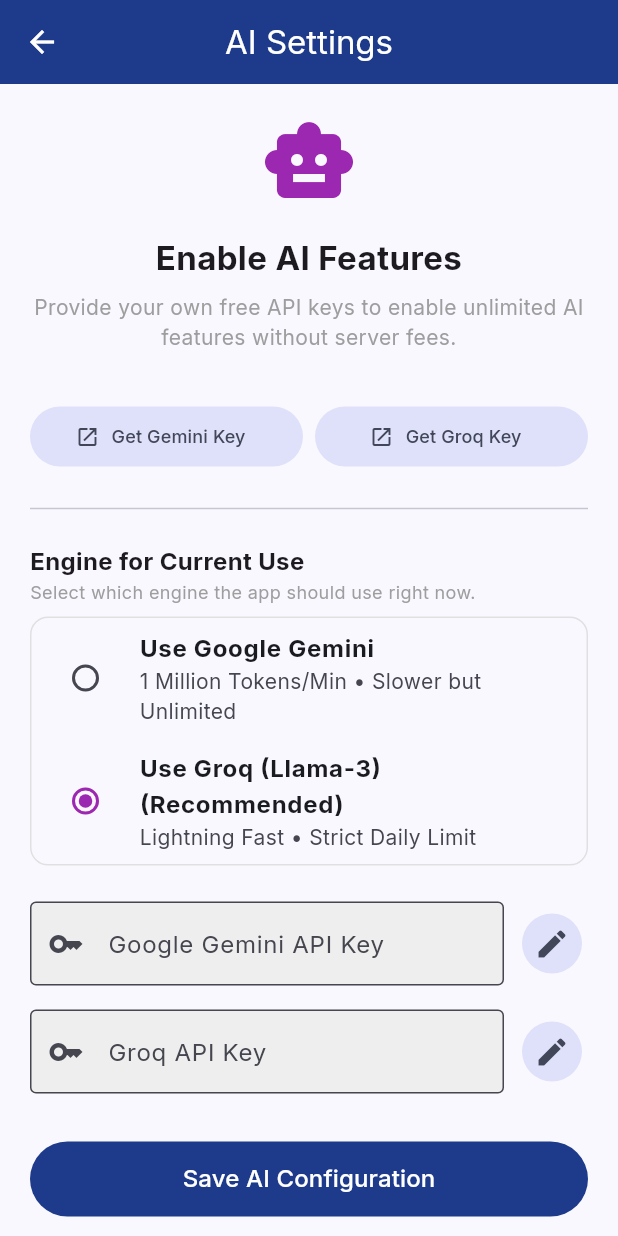
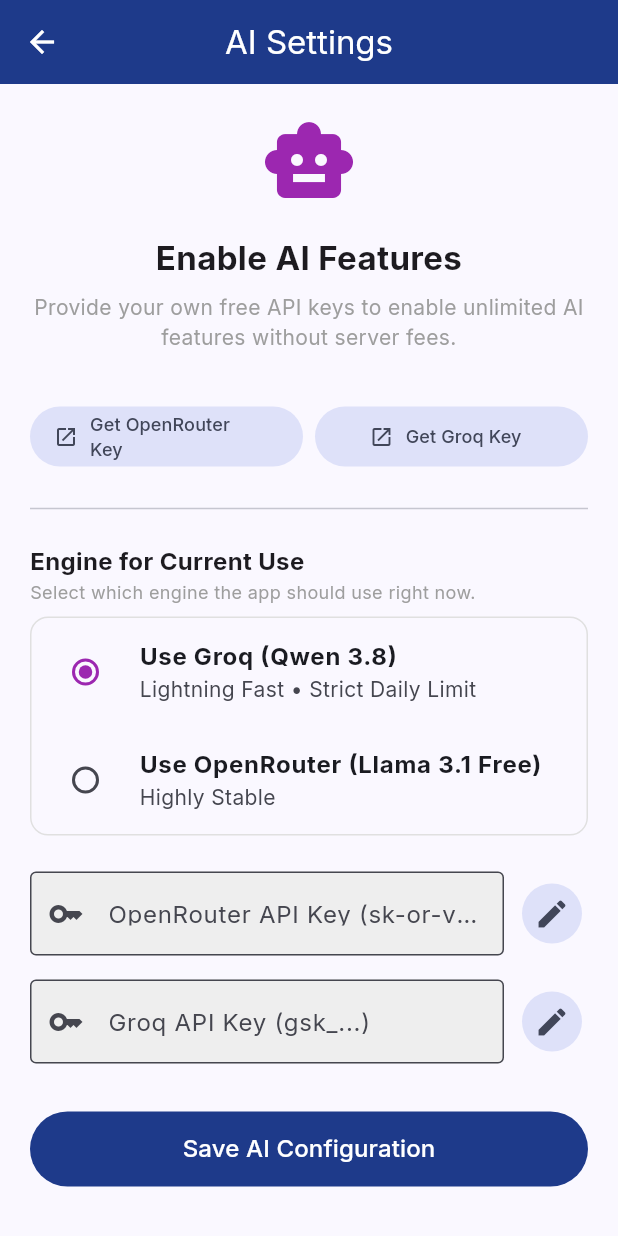
Before and after one commit to DebanjanSarkar/govt_exam_tracker_app_releases, a Flutter app: the SettingsScreen screen opened directly, on a phone screen of 412 x 824 dp. Run offline on Flutter 3.47's test engine with Material 3 defaults, Android fonts, the phone set to English and light mode, and no system bars; our stand-ins replace file_picker, flutter_local_notifications, flutter_riverpod, google_fonts, google_sign_in, package_info_plus and 3 more; missing offline and left inert: googleapis, syncfusion_flutter_pdf; accounts and stored records are empty; network calls fail.

```diff
--- a/govt_exam_tracker_app/lib/core/constants/app_constants.dart
+++ b/govt_exam_tracker_app/lib/core/constants/app_constants.dart
@@ -6,7 +6,8 @@
   static const String prefsGroqApiKey = 'user_groq_api_key';
   static const String prefsActiveAiProvider = 'active_ai_provider';
 
-  // THE PROVEN, WORKING MODELS (No more 404 errors)
+  // THE PROVEN, WORKING MODELS
   static const String groqModel = 'qwen/qwen3.8-27b';
-  static const String geminiModel = 'gemini-flash-latest';
+  // NEW: OpenRouter Free Llama 3.1 Endpoint
+  static const String openRouterModel = 'meta-llama/llama-3.1-8b-instruct:free';
 }
--- a/govt_exam_tracker_app/lib/ui/screens/settings_screen.dart
+++ b/govt_exam_tracker_app/lib/ui/screens/settings_screen.dart
@@ -12,10 +12,10 @@
 }
 
 class _SettingsScreenState extends ConsumerState<SettingsScreen> {
-  final TextEditingController _geminiCtrl = TextEditingController();
+  final TextEditingController _openRouterCtrl = TextEditingController();
   final TextEditingController _groqCtrl = TextEditingController();
 
-  bool _isGeminiLocked = true;
+  bool _isOpenRouterLocked = true;
   bool _isGroqLocked = true;
   String _activeProvider = 'groq';
 
@@ -23,19 +23,19 @@
   void initState() {
     super.initState();
     final prefs = ref.read(sharedPreferencesProvider);
-    _geminiCtrl.text = prefs.getString(AppConstants.prefsGeminiApiKey) ?? '';
+    _openRouterCtrl.text = prefs.getString(AppConstants.prefsGeminiApiKey) ?? '';
     _groqCtrl.text = prefs.getString(AppConstants.prefsGroqApiKey) ?? '';
     _activeProvider = prefs.getString(AppConstants.prefsActiveAiProvider) ?? 'groq';
   }
 
   Future<void> _saveSettings() async {
     final prefs = ref.read(sharedPreferencesProvider);
-    await prefs.setString(AppConstants.prefsGeminiApiKey, _geminiCtrl.text.trim());
+    await prefs.setString(AppConstants.prefsGeminiApiKey, _openRouterCtrl.text.trim());
     await prefs.setString(AppConstants.prefsGroqApiKey, _groqCtrl.text.trim());
     await prefs.setString(AppConstants.prefsActiveAiProvider, _activeProvider);
 
     setState(() {
-      _isGeminiLocked = true;
+      _isOpenRouterLocked = true;
       _isGroqLocked = true;
     });
 
@@ -63,7 +63,7 @@
           child: TextFormField(
             controller: controller,
             readOnly: isLocked,
-            obscureText: isLocked, // Shows dots when locked
+            obscureText: isLocked,
             decoration: InputDecoration(
               labelText: label,
               border: const OutlineInputBorder(),
@@ -75,11 +75,7 @@
         ),
         const SizedBox(width: 8),
         if (isLocked)
-          IconButton.filledTonal(
-            onPressed: onUnlock,
-            icon: const Icon(Icons.edit),
-            tooltip: 'Edit Key',
-          )
+          IconButton.filledTonal(onPressed: onUnlock, icon: const Icon(Icons.edit), tooltip: 'Edit Key')
       ],
     );
   }
@@ -102,9 +98,10 @@
             children: [
               Expanded(
                 child: FilledButton.tonalIcon(
-                  onPressed: () => launchUrl(Uri.parse('https://aistudio.google.com/app/apikey'), mode: LaunchMode.externalApplication),
+                  // NEW: Links to OpenRouter
+                  onPressed: () => launchUrl(Uri.parse('https://openrouter.ai/keys'), mode: LaunchMode.externalApplication),
                   icon: const Icon(Icons.open_in_new, size: 16),
-                  label: const Text('Get Gemini Key', style: TextStyle(fontSize: 12)),
+                  label: const Text('Get OpenRouter Key', style: TextStyle(fontSize: 12)),
                 ),
               ),
               const SizedBox(width: 8),
@@ -128,17 +125,17 @@
             child: Column(
               children: [
                 RadioListTile<String>(
-                  title: const Text('Use Google Gemini', style: TextStyle(fontWeight: FontWeight.bold)),
-                  subtitle: const Text('1 Million Tokens/Min • Slower but Unlimited'),
-                  value: 'gemini',
+                  title: const Text('Use Groq (Qwen 3.8)', style: TextStyle(fontWeight: FontWeight.bold)),
+                  subtitle: const Text('Lightning Fast • Strict Daily Limit'),
+                  value: 'groq',
                   groupValue: _activeProvider,
                   activeColor: Colors.purple,
                   onChanged: (val) => setState(() => _activeProvider = val!),
                 ),
                 RadioListTile<String>(
-                  title: const Text('Use Groq (Llama-3) (Recommended)', style: TextStyle(fontWeight: FontWeight.bold)),
-                  subtitle: const Text('Lightning Fast • Strict Daily Limit'),
-                  value: 'groq',
+                  title: const Text('Use OpenRouter (Llama 3.1 Free)', style: TextStyle(fontWeight: FontWeight.bold)),
+                  subtitle: const Text('Highly Stable'),
+                  value: 'gemini', // We keep the backend variable name 'gemini' so we don't break existing databases
                   groupValue: _activeProvider,
                   activeColor: Colors.purple,
                   onChanged: (val) => setState(() => _activeProvider = val!),
@@ -149,15 +146,15 @@
 
           const SizedBox(height: 24),
           _buildKeyField(
-              'Google Gemini API Key',
-              _geminiCtrl,
-              _isGeminiLocked,
-                  () async { if (await _confirmEdit('Gemini')) setState(() => _isGeminiLocked = false); }
+              'OpenRouter API Key (sk-or-v1...)',
+              _openRouterCtrl,
+              _isOpenRouterLocked,
+                  () async { if (await _confirmEdit('OpenRouter')) setState(() => _isOpenRouterLocked = false); }
           ),
 
           const SizedBox(height: 16),
           _buildKeyField(
-              'Groq API Key',
+              'Groq API Key (gsk_...)',
               _groqCtrl,
               _isGroqLocked,
                   () async { if (await _confirmEdit('Groq')) setState(() => _isGroqLocked = false); }
--- a/govt_exam_tracker_app/pubspec.yaml
+++ b/govt_exam_tracker_app/pubspec.yaml
@@ -1,7 +1,7 @@
 name: govt_exam_tracker_app
 description: "A local-first, smart tracker for Indian Government Exams."
 publish_to: 'none'
-version: 2.0.0+3
+version: 2.1.0+4
 
 environment:
   sdk: '>=3.0.0 <4.0.0'
```
Also changed, not shown: govt_exam_tracker_app/lib/core/services/ai_client_service.dart (added, +97 -0 lines), govt_exam_tracker_app/lib/core/services/ai_parser_service.dart (+8 -42 lines), govt_exam_tracker_app/lib/core/services/live_update_service.dart (+11 -40 lines), govt_exam_tracker_app/lib/core/services/syllabus_parser_service.dart (+8 -26 lines).
